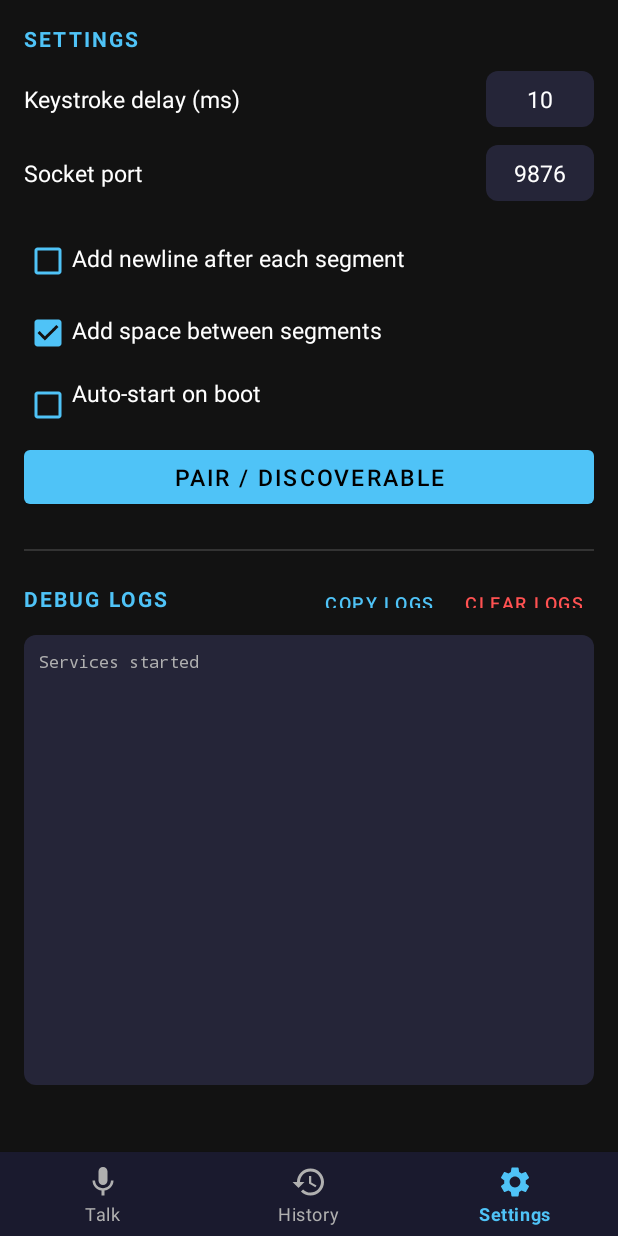
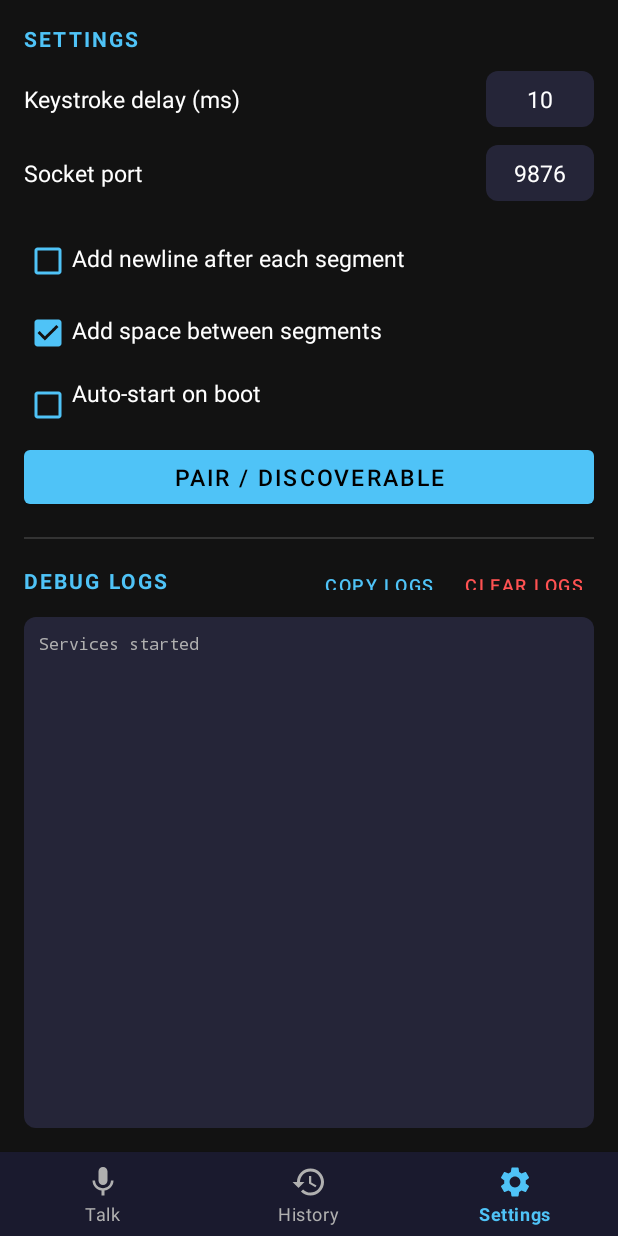
Before and after one commit to Jonathan-A-White/whisper-hid, an Android app: the screen it shows after launch (MainActivity), item 3 of the bottom bar chosen, on a phone screen of 412 x 824 dp. Run offline under Robolectric (Android 15) with nearby library versions, the phone set to English and light mode, and no system bars; 2 statements that could not run were skipped.

Commit message:
Fix bell timing, settings layout cutoff, and log scrolling
- Move PTT beep to fire on MIC_READY callback instead of immediately
  on button press, so the chime plays after the microphone is actually
  recording and no speech gets cut off
- Restructure settings layout: replace outer ScrollView with flat
  LinearLayout so Copy/Clear/Pair buttons aren't cut off by nested
  scroll conflicts; log area now fills remaining space via layout_weight
- Remove textIsSelectable from log TextView so the ScrollView can be
  scrolled normally without triggering text selection

https://claude.ai/code/session_01JMxrb28VmkNJoZZYCKDWtE

```diff
--- a/app/src/main/java/com/whisperbt/keyboard/MainActivity.kt
+++ b/app/src/main/java/com/whisperbt/keyboard/MainActivity.kt
@@ -35,6 +35,7 @@ class MainActivity : AppCompatActivity() {
         fun onConnectionStateChanged(connected: Boolean, deviceName: String?) {}
         fun onTranscription(text: String) {}
         fun onStatusChanged(status: String) {}
+        fun onMicReady() {}
     }
 
     var hidService: BluetoothHidService? = null
@@ -313,7 +314,9 @@ class MainActivity : AppCompatActivity() {
                         runOnUiThread { appendLog("[Socket] $status") }
                     }
 
-                    override fun onMicReady() {}
+                    override fun onMicReady() {
+                        runOnUiThread { serviceListener?.onMicReady() }
+                    }
                 }
         }
 
--- a/app/src/main/java/com/whisperbt/keyboard/TalkFragment.kt
+++ b/app/src/main/java/com/whisperbt/keyboard/TalkFragment.kt
@@ -95,8 +95,6 @@ class TalkFragment : Fragment() {
             if (!pttRecording) {
                 pttRecording = true
                 mainActivity?.socketService?.pttStart()
-                toneGen?.startTone(ToneGenerator.TONE_PROP_BEEP, 160)
-                haptic(longArrayOf(0, 60))
                 pttButton.text = getString(R.string.recording)
                 pttButton.setBackgroundResource(R.drawable.talk_button_recording)
                 pttButton.animate().scaleX(1.05f).scaleY(1.05f).setDuration(150).start()
@@ -214,5 +212,14 @@ class TalkFragment : Fragment() {
         }
 
         override fun onStatusChanged(status: String) {}
+
+        override fun onMicReady() {
+            activity?.runOnUiThread {
+                if (pttRecording) {
+                    toneGen?.startTone(ToneGenerator.TONE_PROP_BEEP, 160)
+                    haptic(longArrayOf(0, 60))
+                }
+            }
+        }
     }
 }
--- a/app/src/main/res/layout/fragment_settings.xml
+++ b/app/src/main/res/layout/fragment_settings.xml
@@ -1,13 +1,9 @@
 <?xml version="1.0" encoding="utf-8"?>
-<ScrollView xmlns:android="http://schemas.android.com/apk/res/android"
+<LinearLayout xmlns:android="http://schemas.android.com/apk/res/android"
     android:layout_width="match_parent"
     android:layout_height="match_parent"
-    android:background="@color/background_dark">
-
-    <LinearLayout
-        android:layout_width="match_parent"
-        android:layout_height="wrap_content"
     android:orientation="vertical"
+    android:background="@color/background_dark"
     android:padding="16dp">
 
     <!-- Settings Header -->
@@ -119,14 +115,14 @@
         android:layout_height="48dp"
         android:text="@string/pair"
         android:textSize="15sp"
-            android:layout_marginBottom="24dp" />
+        android:layout_marginBottom="16dp" />
 
     <!-- Divider -->
     <View
         android:layout_width="match_parent"
         android:layout_height="1dp"
         android:background="@color/divider"
-            android:layout_marginBottom="16dp" />
+        android:layout_marginBottom="12dp" />
 
     <!-- Debug Logs Header -->
     <LinearLayout
@@ -175,13 +171,15 @@
             android:paddingEnd="8dp" />
     </LinearLayout>
 
-        <!-- Log area -->
+    <!-- Log area — fills remaining space -->
     <ScrollView
         android:id="@+id/logScroll"
         android:layout_width="match_parent"
-            android:layout_height="300dp"
+        android:layout_height="0dp"
+        android:layout_weight="1"
         android:background="@drawable/card_bg"
-            android:padding="10dp">
+        android:padding="10dp"
+        android:minHeight="120dp">
 
         <TextView
             android:id="@+id/logText"
@@ -189,9 +187,7 @@
             android:layout_height="wrap_content"
             android:fontFamily="monospace"
             android:textSize="11sp"
-                android:textColor="@color/on_surface_secondary"
-                android:textIsSelectable="true" />
+            android:textColor="@color/on_surface_secondary" />
     </ScrollView>
 
 </LinearLayout>
-</ScrollView>
```
Lines whose indentation alone changed are shown as unchanged.
